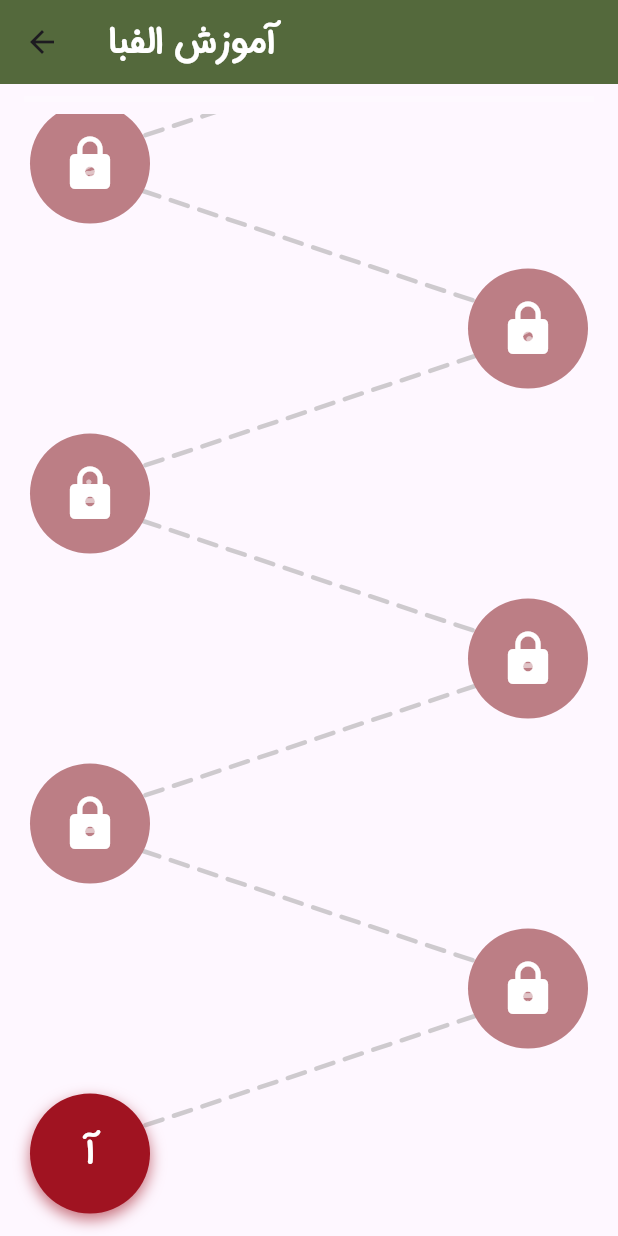
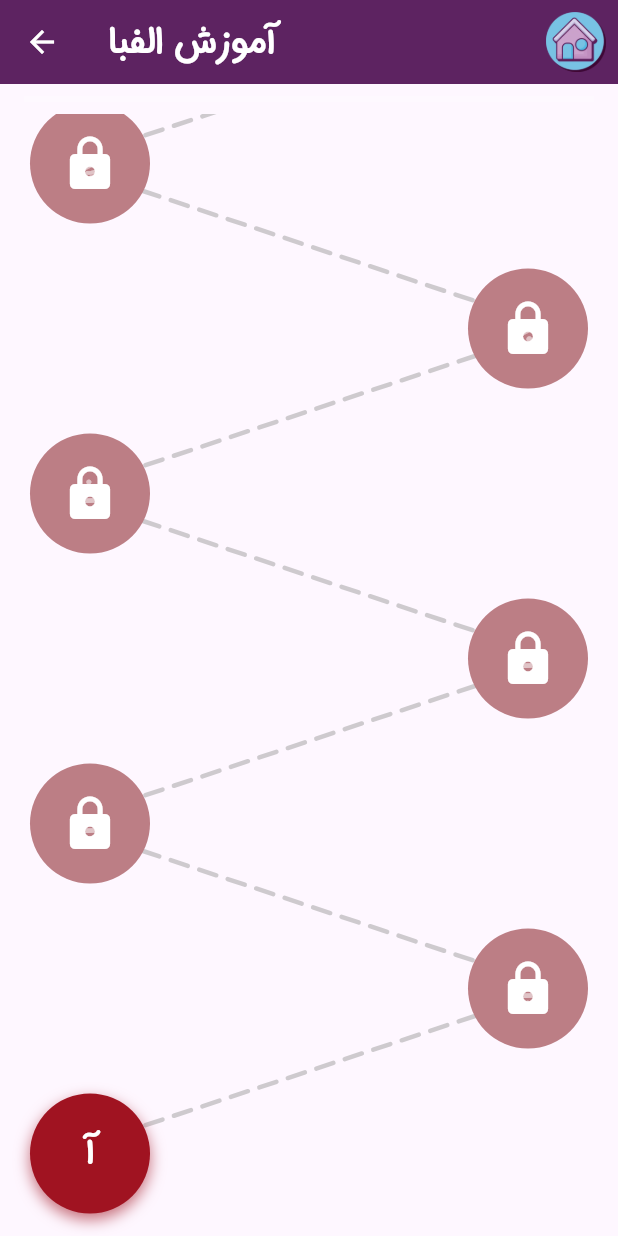
Before and after one commit to aanaahitaa/cti_yare_mehraban_test, a Flutter app: the screen it shows after launch, after a tap on "حروف الفبا", on a phone screen of 412 x 824 dp. Run offline on Flutter 3.47's test engine with Material 3 defaults, Android fonts, the light colour scheme and no system bars; our stand-ins replace audioplayers, shared_preferences.

Commit message:
add home btn

```diff
--- a/lib/main.dart
+++ b/lib/main.dart
@@ -12,7 +12,12 @@ class MyApp extends StatelessWidget {
   Widget build(BuildContext context) {
     return MaterialApp(
       debugShowCheckedModeBanner: false,
-      theme: ThemeData(fontFamily: 'IRANSansDN'),
+      theme: ThemeData(
+        fontFamily: 'IRANSansDN',
+        appBarTheme: const AppBarTheme(
+          iconTheme: IconThemeData(color: Colors.white),),
+      ),
+
       home: const SplashScreen(),
     );
   }
--- a/lib/screens/alphabet_screen.dart
+++ b/lib/screens/alphabet_screen.dart
@@ -1,4 +1,6 @@
 import 'package:flutter/material.dart';
+import '../widgets/custom_app_bar.dart';
+import 'home_screen.dart';
 import 'letter_screen.dart';
 import '../services/progress_service.dart';
 import '../theme/app_styles.dart';
@@ -17,10 +19,10 @@ class AlphabetPage extends StatelessWidget {
     double itemHeight = 110;
 
     return Scaffold(
-      appBar: AppBar(
-        title: Text('آموزش الفبا', style: AppStyles.appBarTextStyle),
-        backgroundColor: AppColors.backgroundStart,
-      ),
+
+
+
+      appBar: buildAppBar(context, 'آموزش الفبا'),
       body: FutureBuilder<int>(
         future: ProgressService.getLearnedCount(),
         builder: (context, snapshot) {
--- a/lib/screens/letter_screen.dart
+++ b/lib/screens/letter_screen.dart
@@ -1,5 +1,6 @@
 import 'package:flutter/material.dart';
 import 'package:audioplayers/audioplayers.dart';
+import '../widgets/custom_app_bar.dart';
 import 'letter_game_page.dart';
 import '../theme/app_styles.dart';
 
@@ -66,10 +67,7 @@ class _LetterDetailPageState extends State<LetterDetailPage> {
   @override
   Widget build(BuildContext context) {
     return Scaffold(
-      appBar: AppBar(
-        title: Text('حرف ${widget.letter}', style: AppStyles.appBarTextStyle),
-        backgroundColor: AppColors.backgroundStart,
-      ),
+      appBar: buildAppBar(context, 'حرف ${widget.letter}'),
       body: Center(
         child: Column(
           mainAxisAlignment: MainAxisAlignment.center,
--- a/lib/screens/splash_screen.dart
+++ b/lib/screens/splash_screen.dart
@@ -26,7 +26,7 @@ class _SplashScreenState extends State<SplashScreen> {
     return Scaffold(
       body: SizedBox.expand(
         child: Image.asset(
-          'assets/images/splashBG.png',
+          'assets/images/bg_splash.webp',
           fit: BoxFit.cover,
         ),
       ),
--- a/lib/theme/app_styles.dart
+++ b/lib/theme/app_styles.dart
@@ -3,7 +3,7 @@ import 'package:flutter/material.dart';
 class AppColors {
   static const Color primary = Color(0xFFA01321);
   static const Color primaryDisabled = Color(0xFFBC7E85);
-  static const Color backgroundStart = Color(0xFF526B33);
+  static const Color backgroundStart = Color(0xFF5C1F5B);
   static const Color backgroundEnd = Color(0xFFE5E3B1);
 
   static const Color textOnPrimary = Colors.white;
--- /dev/null
+++ b/lib/widgets/custom_app_bar.dart
@@ -0,0 +1,23 @@
+import 'package:flutter/material.dart';
+import '../screens/home_screen.dart';
+import '../theme/app_styles.dart';
+
+
+AppBar buildAppBar(BuildContext context, String title) {
+  return AppBar(
+    title: Text(title, style: AppStyles.appBarTextStyle),
+    backgroundColor: AppColors.backgroundStart,
+    actions: [
+      IconButton(
+        icon: Image.asset('assets/images/icon_home.webp', width: 40, height: 40),
+        onPressed: () {
+          Navigator.pushAndRemoveUntil(
+            context,
+            MaterialPageRoute(builder: (context) => const HomeScreen()),
+                (route) => false,
+          );
+        },
+      ),
+    ],
+  );
+}
```
Also changed, not shown: lib/screens/letter_game_page.dart (+3 -5 lines), assets/images/icon_home.webp (added), assets/images/splashBG.png (deleted), 4 other files.
